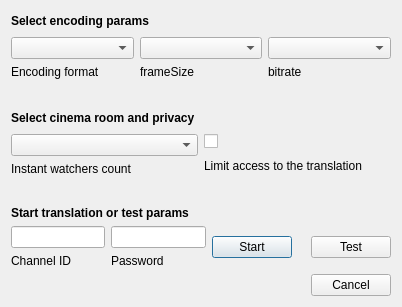
First picture: the form in startairdialog.ui, repository m-garanin/zgui-qt, before the edit.
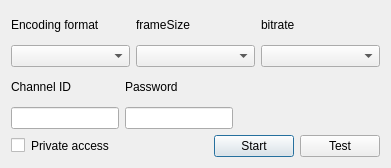
Second picture: the form after the edit.

Commit message:
маленькая оптимизация
убран выбор тарифа - подразумевается 300.

Patch:
```diff
--- a/startairdialog.ui
+++ b/startairdialog.ui
@@ -6,28 +6,51 @@
    <rect>
     <x>0</x>
     <y>0</y>
-    <width>402</width>
-    <height>307</height>
+    <width>391</width>
+    <height>168</height>
    </rect>
   </property>
   <property name="windowTitle">
    <string>Dialog</string>
   </property>
-  <layout class="QVBoxLayout" name="verticalLayout">
-   <item>
-    <layout class="QHBoxLayout" name="horizontalLayout_2">
+  <layout class="QGridLayout" name="gridLayout">
+   <item row="1" column="0" colspan="2">
+    <layout class="QHBoxLayout" name="horizontalLayout_6">
      <item>
-      <widget class="QLabel" name="encodingParamsLabel">
-       <property name="font">
-        <font>
-         <weight>75</weight>
-         <bold>true</bold>
-        </font>
-       </property>
-       <property name="text">
-        <string>Select encoding params</string>
-       </property>
-      </widget>
+      <layout class="QHBoxLayout" name="horizontalLayout_7">
+       <item>
+        <layout class="QVBoxLayout" name="verticalLayout_8">
+         <item>
+          <widget class="QLabel" name="channelIdLabel">
+           <property name="text">
+            <string>Channel ID</string>
+           </property>
+          </widget>
+         </item>
+         <item>
+          <widget class="QLineEdit" name="channelIdField"/>
+         </item>
+        </layout>
+       </item>
+       <item>
+        <layout class="QVBoxLayout" name="verticalLayout_7">
+         <item>
+          <widget class="QLabel" name="passwordLabel">
+           <property name="text">
+            <string>Password</string>
+           </property>
+          </widget>
+         </item>
+         <item>
+          <widget class="QLineEdit" name="passwordField">
+           <property name="echoMode">
+            <enum>QLineEdit::Password</enum>
+           </property>
+          </widget>
+         </item>
+        </layout>
+       </item>
+      </layout>
      </item>
      <item>
       <spacer name="horizontalSpacer">
@@ -44,13 +67,10 @@
      </item>
     </layout>
    </item>
-   <item>
+   <item row="0" column="0" colspan="2">
     <layout class="QHBoxLayout" name="horizontalLayout_3">
      <item>
       <layout class="QVBoxLayout" name="verticalLayout_2">
-       <item>
-        <widget class="QComboBox" name="encodingFormatComboBox"/>
-       </item>
        <item>
         <widget class="QLabel" name="encodingFormatLabel">
          <property name="text">
@@ -58,13 +78,13 @@
          </property>
         </widget>
        </item>
+       <item>
+        <widget class="QComboBox" name="encodingFormatComboBox"/>
+       </item>
       </layout>
      </item>
      <item>
       <layout class="QVBoxLayout" name="verticalLayout_3">
-       <item>
-        <widget class="QComboBox" name="frameSizeComboBox"/>
-       </item>
        <item>
         <widget class="QLabel" name="frameSizeLabel">
          <property name="text">
@@ -72,13 +92,13 @@
          </property>
         </widget>
        </item>
+       <item>
+        <widget class="QComboBox" name="frameSizeComboBox"/>
+       </item>
       </layout>
      </item>
      <item>
       <layout class="QVBoxLayout" name="verticalLayout_4">
-       <item>
-        <widget class="QComboBox" name="bitrateComboBox"/>
-       </item>
        <item>
         <widget class="QLabel" name="bitrateLabel">
          <property name="text">
@@ -86,35 +106,26 @@
          </property>
         </widget>
        </item>
+       <item>
+        <widget class="QComboBox" name="bitrateComboBox"/>
+       </item>
       </layout>
      </item>
     </layout>
    </item>
-   <item>
-    <spacer name="verticalSpacer">
-     <property name="orientation">
-      <enum>Qt::Vertical</enum>
-     </property>
-     <property name="sizeHint" stdset="0">
-      <size>
-       <width>20</width>
-       <height>40</height>
-      </size>
-     </property>
-    </spacer>
-   </item>
-   <item>
-    <layout class="QHBoxLayout" name="horizontalLayout_4">
+   <item row="3" column="0" colspan="2">
+    <layout class="QHBoxLayout" name="horizontalLayout_2">
      <item>
-      <widget class="QLabel" name="cinemaRoomLabel">
-       <property name="font">
-        <font>
-         <weight>75</weight>
-         <bold>true</bold>
-        </font>
+      <widget class="QCheckBox" name="privateCheckBox">
+       <property name="text">
+        <string/>
        </property>
+      </widget>
+     </item>
+     <item>
+      <widget class="QLabel" name="privateLabel">
        <property name="text">
-        <string>Select cinema room and privacy</string>
+        <string>Private access</string>
        </property>
       </widget>
      </item>
@@ -131,130 +142,12 @@
        </property>
       </spacer>
      </item>
-    </layout>
-   </item>
-   <item>
-    <layout class="QHBoxLayout" name="horizontalLayout_5">
      <item>
-      <layout class="QVBoxLayout" name="verticalLayout_5">
-       <item>
-        <widget class="QComboBox" name="instantWatchersComboBox"/>
-       </item>
-       <item>
-        <widget class="QLabel" name="instantWatchersLabel">
-         <property name="text">
-          <string>Instant watchers count</string>
-         </property>
-        </widget>
-       </item>
-      </layout>
-     </item>
-     <item>
-      <layout class="QVBoxLayout" name="verticalLayout_6">
-       <item>
-        <widget class="QCheckBox" name="privateCheckBox">
-         <property name="text">
-          <string/>
-         </property>
-        </widget>
-       </item>
-       <item>
-        <widget class="QLabel" name="privateLabel">
-         <property name="text">
-          <string>Limit access to the translation</string>
-         </property>
-        </widget>
-       </item>
-      </layout>
-     </item>
-    </layout>
-   </item>
-   <item>
-    <spacer name="verticalSpacer_2">
-     <property name="orientation">
-      <enum>Qt::Vertical</enum>
-     </property>
-     <property name="sizeHint" stdset="0">
-      <size>
-       <width>20</width>
-       <height>40</height>
-      </size>
-     </property>
-    </spacer>
-   </item>
-   <item>
-    <widget class="QLabel" name="startLabel">
-     <property name="font">
-      <font>
-       <weight>75</weight>
-       <bold>true</bold>
-      </font>
-     </property>
-     <property name="text">
-      <string>Start translation or test params</string>
-     </property>
-     <property name="alignment">
-      <set>Qt::AlignLeading|Qt::AlignLeft|Qt::AlignVCenter</set>
-     </property>
-    </widget>
-   </item>
-   <item>
-    <layout class="QHBoxLayout" name="horizontalLayout_6">
-     <item>
-      <layout class="QHBoxLayout" name="horizontalLayout_7">
-       <item>
-        <layout class="QVBoxLayout" name="verticalLayout_8">
-         <item>
-          <widget class="QLineEdit" name="channelIdField"/>
-         </item>
-         <item>
-          <widget class="QLabel" name="channelIdLabel">
-           <property name="text">
-            <string>Channel ID</string>
-           </property>
-          </widget>
-         </item>
-        </layout>
-       </item>
-       <item>
-        <layout class="QVBoxLayout" name="verticalLayout_7">
-         <item>
-          <widget class="QLineEdit" name="passwordField">
-           <property name="echoMode">
-            <enum>QLineEdit::Password</enum>
-           </property>
-          </widget>
-         </item>
-         <item>
-          <widget class="QLabel" name="passwordLabel">
-           <property name="text">
-            <string>Password</string>
-           </property>
-          </widget>
-         </item>
-        </layout>
-       </item>
-       <item>
-        <widget class="QPushButton" name="startBtn">
-         <property name="text">
-          <string>Start</string>
-         </property>
-        </widget>
-       </item>
-      </layout>
-     </item>
-     <item>
-      <spacer name="horizontalSpacer_3">
-       <property name="orientation">
-        <enum>Qt::Horizontal</enum>
+      <widget class="QPushButton" name="startBtn">
+       <property name="text">
+        <string>Start</string>
        </property>
-       <property name="sizeHint" stdset="0">
-        <size>
-         <width>40</width>
-         <height>20</height>
-        </size>
-       </property>
-      </spacer>
+      </widget>
      </item>
      <item>
       <widget class="QPushButton" name="testBtn">
@@ -265,16 +158,6 @@
      </item>
     </layout>
    </item>
-   <item>
-    <widget class="QDialogButtonBox" name="buttonBox">
-     <property name="orientation">
-      <enum>Qt::Horizontal</enum>
-     </property>
-     <property name="standardButtons">
-      <set>QDialogButtonBox::Cancel</set>
-     </property>
-    </widget>
-   </item>
   </layout>
  </widget>
  <resources/>
```
Left out of the diff: 35 changed lines with no effect on the pictures. The commit also changes 1 other file.
